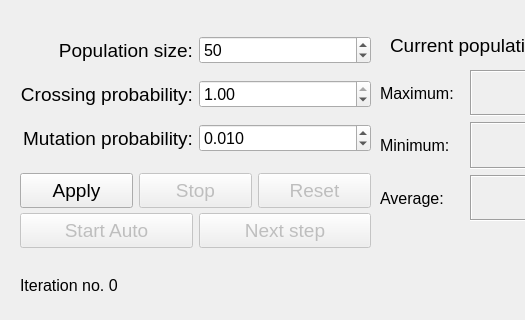
Above: Window.ui from de-nuke/SimpleGeneticAlgorithm before the change; both pictures show x 0 to 525 and y 0 to 320 of the 1029 by 716 pixel window. Below: the same form after it.
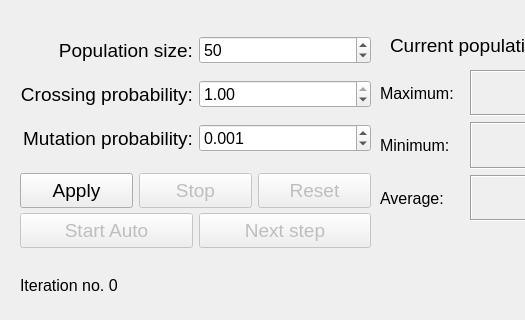
That is the form after the change.

The edit to the form file:
```diff
--- a/Window.ui
+++ b/Window.ui
@@ -384,11 +384,11 @@
         <double>1.000000000000000</double>
        </property>
        <property name="singleStep">
+        <double>0.000100000000000</double>
+       </property>
+       <property name="value">
         <double>0.001000000000000</double>
        </property>
-       <property name="value">
-        <double>0.010000000000000</double>
-       </property>
       </widget>
      </item>
      <item row="0" column="0">
```
Left out of the diff: 17 changed lines with no effect on the pictures.
